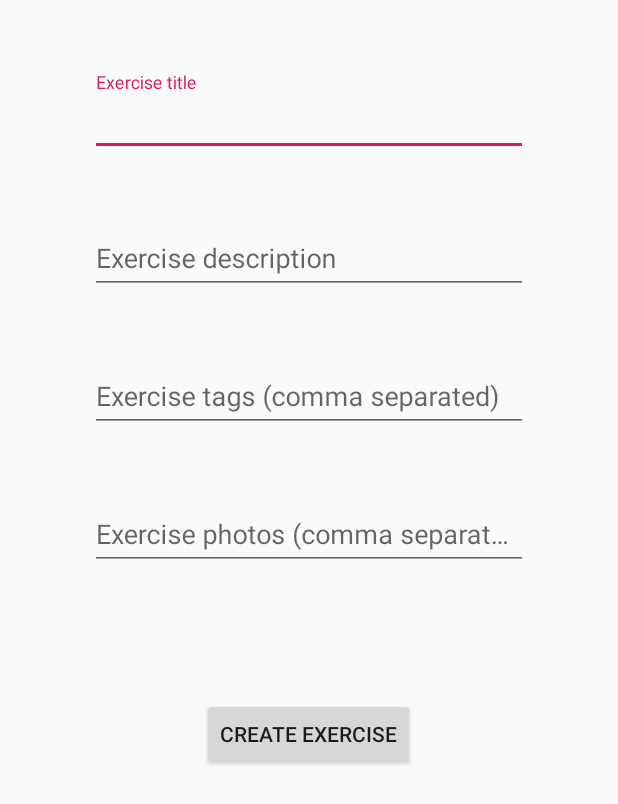
After one commit to JMdelosReyes/WorkoutAgent, an Android app: the fragment CreateExerciseFragment shown on its own in the app's theme, on a phone screen of 412 x 824 dp. The commit adds this screen. Shown: the top 804 px of the screen. Run offline under Robolectric (Android 15) with nearby library versions, the phone set to English and light mode, and no system bars; our stand-ins replace Firebase (no records; nobody signed in at launch, a user with empty details on screens opened directly), data binding; 1 statement that could not run was skipped.

Commit message:
[feat] First version of create exercise

```diff
--- a/app/src/main/java/com/tfg/workoutagent/TrainerActivity.kt
+++ b/app/src/main/java/com/tfg/workoutagent/TrainerActivity.kt
@@ -53,6 +53,11 @@ class TrainerActivity : BaseActivity(), AppBarConfiguration.OnNavigateUpListener
                     supportActionBar?.setDisplayHomeAsUpEnabled(true)
                     supportActionBar?.setDisplayShowHomeEnabled(true)
                 }
+                R.id.createExerciseFragment -> {
+                    supportActionBar?.title = "Create exercise"
+                    supportActionBar?.setDisplayHomeAsUpEnabled(true)
+                    supportActionBar?.setDisplayShowHomeEnabled(true)
+                }
             }
         }
     }
--- a/app/src/main/java/com/tfg/workoutagent/data/repositoriesImpl/ExerciseRepositoryImpl.kt
+++ b/app/src/main/java/com/tfg/workoutagent/data/repositoriesImpl/ExerciseRepositoryImpl.kt
@@ -1,5 +1,6 @@
 package com.tfg.workoutagent.data.repositoriesImpl
 
+import android.util.Log
 import com.google.firebase.firestore.FirebaseFirestore
 import com.google.firebase.firestore.QueryDocumentSnapshot
 import com.tfg.workoutagent.data.repositories.ExerciseRepository
@@ -31,7 +32,14 @@ class ExerciseRepositoryImpl : ExerciseRepository {
     }
 
     override suspend fun createExercise(exercise: Exercise): Resource<Boolean> {
-        TODO("Not yet implemented")
+        val data = hashMapOf(
+            "title" to exercise.title,
+            "description" to exercise.description,
+            "photos" to exercise.photos,
+            "tags" to exercise.tags
+        )
+        FirebaseFirestore.getInstance().collection("exercises").add(data).await()
+        return Resource.Success(true)
     }
 
     override suspend fun editExercise(exercise: Exercise): Resource<Boolean> {
--- /dev/null
+++ b/app/src/main/java/com/tfg/workoutagent/presentation/ui/exercises/trainer/fragments/CreateExerciseFragment.kt
@@ -0,0 +1,70 @@
+package com.tfg.workoutagent.presentation.ui.exercises.trainer.fragments
+
+import android.os.Bundle
+import android.view.LayoutInflater
+import android.view.View
+import android.view.ViewGroup
+import android.widget.Toast
+import androidx.databinding.DataBindingUtil
+import androidx.fragment.app.Fragment
+import androidx.lifecycle.Observer
+import androidx.lifecycle.ViewModelProvider
+import androidx.navigation.fragment.findNavController
+import com.tfg.workoutagent.R
+import com.tfg.workoutagent.data.repositoriesImpl.ExerciseRepositoryImpl
+import com.tfg.workoutagent.databinding.FragmentCreateExerciseBinding
+import com.tfg.workoutagent.domain.exerciseUseCases.ManageExerciseUseCaseImpl
+import com.tfg.workoutagent.presentation.ui.exercises.trainer.viewmodels.CreateExerciseViewModel
+import com.tfg.workoutagent.presentation.ui.exercises.trainer.viewmodels.CreateExerciseViewModelFactory
+
+/**
+ * A simple [Fragment] subclass.
+ */
+class CreateExerciseFragment : Fragment() {
+
+    private val viewModel by lazy {
+        ViewModelProvider(
+            this, CreateExerciseViewModelFactory(
+                ManageExerciseUseCaseImpl(ExerciseRepositoryImpl())
+            )
+        ).get(CreateExerciseViewModel::class.java)
+    }
+
+    override fun onCreateView(
+        inflater: LayoutInflater, container: ViewGroup?,
+        savedInstanceState: Bundle?
+    ): View? {
+
+        val binding: FragmentCreateExerciseBinding = DataBindingUtil.inflate(
+            inflater,
+            R.layout.fragment_create_exercise,
+            container,
+            false
+        )
+
+        binding.viewModel = viewModel
+        binding.lifecycleOwner = this
+
+        return binding.root
+    }
+
+    override fun onViewCreated(view: View, savedInstanceState: Bundle?) {
+        super.onViewCreated(view, savedInstanceState)
+        observeData()
+    }
+
+    private fun observeData() {
+        viewModel.exerciseCreated.observe(viewLifecycleOwner, Observer {
+            it?.let {
+                when (it) {
+                    true -> {
+                        Toast.makeText(context, "Exercise created", Toast.LENGTH_SHORT).show()
+                        findNavController().navigate(CreateExerciseFragmentDirections.actionCreateExerciseFragmentToNavigationExercisesTrainer())
+                    }
+                    false -> Toast.makeText(context, "Something went wrong", Toast.LENGTH_SHORT)
+                        .show()
+                }
+            }
+        })
+    }
+}
--- a/app/src/main/java/com/tfg/workoutagent/presentation/ui/exercises/trainer/fragments/ExerciseTrainerFragment.kt
+++ b/app/src/main/java/com/tfg/workoutagent/presentation/ui/exercises/trainer/fragments/ExerciseTrainerFragment.kt
@@ -8,6 +8,7 @@ import android.view.ViewGroup
 import android.widget.Toast
 import androidx.lifecycle.Observer
 import androidx.lifecycle.ViewModelProvider
+import androidx.navigation.fragment.findNavController
 import androidx.recyclerview.widget.LinearLayoutManager
 
 import com.tfg.workoutagent.R
@@ -40,11 +41,12 @@ class ExerciseTrainerFragment : Fragment() {
 
     override fun onViewCreated(view: View, savedInstanceState: Bundle?) {
         super.onViewCreated(view, savedInstanceState)
+
+        setupButtons()
+
         adapter = ExerciseListAdapter(this.context!!)
-
         recyclerView.layoutManager = LinearLayoutManager(this.context!!)
         recyclerView.adapter = adapter
-
         observeData()
     }
 
@@ -55,8 +57,6 @@ class ExerciseTrainerFragment : Fragment() {
             when (result) {
                 is Resource.Loading -> {
                     shimmer_view_container.startShimmer()
-
-
                 }
                 is Resource.Success -> {
                     shimmer_view_container.visibility = View.GONE
@@ -74,8 +74,14 @@ class ExerciseTrainerFragment : Fragment() {
                     ).show()
                 }
             }
-
         })
     }
 
+    private fun setupButtons() {
+        fab_button.setOnClickListener {
+            findNavController().navigate(
+                ExerciseTrainerFragmentDirections.actionNavigationExercisesTrainerToCreateExerciseFragment()
+            )
+        }
+    }
 }
--- /dev/null
+++ b/app/src/main/java/com/tfg/workoutagent/presentation/ui/exercises/trainer/viewmodels/CreateExerciseViewModel.kt
@@ -0,0 +1,52 @@
+package com.tfg.workoutagent.presentation.ui.exercises.trainer.viewmodels
+
+import androidx.lifecycle.LiveData
+import androidx.lifecycle.MutableLiveData
+import androidx.lifecycle.ViewModel
+import androidx.lifecycle.viewModelScope
+import com.tfg.workoutagent.domain.exerciseUseCases.ManageExerciseUseCase
+import com.tfg.workoutagent.models.Exercise
+import kotlinx.coroutines.launch
+import java.lang.Exception
+
+class CreateExerciseViewModel(private val manageExerciseUseCase: ManageExerciseUseCase) :
+    ViewModel() {
+
+    var title: String = ""
+    var description: String = ""
+    var tags: String = ""
+    var photos: String = ""
+
+    private val _exerciseCreated = MutableLiveData<Boolean?>(null)
+    val exerciseCreated: LiveData<Boolean?>
+        get() = _exerciseCreated
+
+    fun onSubmit() {
+        if (checkData()) {
+            createExercise()
+        }
+    }
+
+    private fun createExercise() {
+        viewModelScope.launch {
+            try {
+                manageExerciseUseCase.createExercise(
+                    Exercise(
+                        title = title,
+                        description = description,
+                        tags = tags.split(",") as MutableList<String>,
+                        photos = photos.split(",") as MutableList<String>
+                    )
+                )
+                _exerciseCreated.value = true
+            } catch (e: Exception) {
+                _exerciseCreated.value = false
+            }
+            _exerciseCreated.value = null
+        }
+    }
+
+    private fun checkData(): Boolean {
+        return true
+    }
+}
--- /dev/null
+++ b/app/src/main/java/com/tfg/workoutagent/presentation/ui/exercises/trainer/viewmodels/CreateExerciseViewModelFactory.kt
@@ -0,0 +1,13 @@
+package com.tfg.workoutagent.presentation.ui.exercises.trainer.viewmodels
+
+import androidx.lifecycle.ViewModel
+import androidx.lifecycle.ViewModelProvider
+import com.tfg.workoutagent.domain.exerciseUseCases.ManageExerciseUseCase
+
+class CreateExerciseViewModelFactory(private val manageExerciseUseCase: ManageExerciseUseCase) :
+    ViewModelProvider.Factory {
+    override fun <T : ViewModel?> create(modelClass: Class<T>): T {
+        return modelClass.getConstructor(ManageExerciseUseCase::class.java)
+            .newInstance(manageExerciseUseCase)
+    }
+}
--- a/app/src/main/java/com/tfg/workoutagent/presentation/ui/exercises/trainer/viewmodels/ListExerciselViewModelFactory.kt
+++ b/app/src/main/java/com/tfg/workoutagent/presentation/ui/exercises/trainer/viewmodels/ListExerciselViewModelFactory.kt
@@ -8,5 +8,4 @@ class ListExerciselViewModelFactory(private val listExerciseUseCase: ListExercis
     override fun <T : ViewModel?> create(modelClass: Class<T>): T {
         return modelClass.getConstructor(ListExercisesUseCase::class.java).newInstance(listExerciseUseCase)
     }
-
 }
--- /dev/null
+++ b/app/src/main/res/layout/fragment_create_exercise.xml
@@ -0,0 +1,109 @@
+<?xml version="1.0" encoding="utf-8"?>
+<layout xmlns:android="http://schemas.android.com/apk/res/android"
+    xmlns:app="http://schemas.android.com/apk/res-auto"
+    xmlns:tools="http://schemas.android.com/tools">
+
+    <data>
+
+        <variable
+            name="viewModel"
+            type="com.tfg.workoutagent.presentation.ui.exercises.trainer.viewmodels.CreateExerciseViewModel" />
+
+    </data>
+
+    <androidx.constraintlayout.widget.ConstraintLayout
+        android:layout_width="match_parent"
+        android:layout_height="match_parent"
+        tools:context=".presentation.ui.exercises.trainer.fragments.DisplayExerciseFragment">
+
+        <com.google.android.material.textfield.TextInputLayout
+            android:id="@+id/exercise_title_input"
+            android:layout_width="0dp"
+            android:layout_height="wrap_content"
+            android:layout_marginStart="60dp"
+            android:layout_marginTop="48dp"
+            android:layout_marginEnd="60dp"
+            app:layout_constraintEnd_toEndOf="parent"
+            app:layout_constraintHorizontal_bias="0.0"
+            app:layout_constraintStart_toStartOf="parent"
+            app:layout_constraintTop_toTopOf="parent">
+
+            <com.google.android.material.textfield.TextInputEditText
+                android:layout_width="match_parent"
+                android:layout_height="wrap_content"
+                android:hint="@string/form_exercise_title_hint"
+                android:text="@={viewModel.title}" />
+
+        </com.google.android.material.textfield.TextInputLayout>
+
+        <com.google.android.material.textfield.TextInputLayout
+            android:id="@+id/exercise_description_input"
+            android:layout_width="0dp"
+            android:layout_height="wrap_content"
+            android:layout_marginStart="60dp"
+            android:layout_marginTop="36dp"
+            android:layout_marginEnd="60dp"
+            app:layout_constraintEnd_toEndOf="parent"
+            app:layout_constraintHorizontal_bias="0.0"
+            app:layout_constraintStart_toStartOf="parent"
+            app:layout_constraintTop_toBottomOf="@+id/exercise_title_input">
+
+            <com.google.android.material.textfield.TextInputEditText
+                android:layout_width="match_parent"
+                android:layout_height="wrap_content"
+                android:hint="@string/form_exercise_description_hint"
+                android:text="@={viewModel.description}" />
+        </com.google.android.material.textfield.TextInputLayout>
+
+        <com.google.android.material.textfield.TextInputLayout
+            android:id="@+id/exercise_tags_input"
+            android:layout_width="0dp"
+            android:layout_height="wrap_content"
+            android:layout_marginStart="60dp"
+            android:layout_marginTop="36dp"
+            android:layout_marginEnd="60dp"
+            app:layout_constraintEnd_toEndOf="parent"
+            app:layout_constraintStart_toStartOf="parent"
+            app:layout_constraintTop_toBottomOf="@+id/exercise_description_input">
+
+            <com.google.android.material.textfield.TextInputEditText
+                android:layout_width="match_parent"
+                android:layout_height="wrap_content"
+                android:hint="@string/form_exercise_tags_hint"
+                android:text="@={viewModel.tags}" />
+        </com.google.android.material.textfield.TextInputLayout>
+
+        <com.google.android.material.textfield.TextInputLayout
+            android:id="@+id/exercise_photos_input"
+            android:layout_width="0dp"
+            android:layout_height="wrap_content"
+            android:layout_marginStart="60dp"
+            android:layout_marginTop="36dp"
+            android:layout_marginEnd="60dp"
+            app:layout_constraintEnd_toEndOf="parent"
+            app:layout_constraintStart_toStartOf="parent"
+            app:layout_constraintTop_toBottomOf="@+id/exercise_tags_input">
+
+            <com.google.android.material.textfield.TextInputEditText
+                android:layout_width="match_parent"
+                android:layout_height="wrap_content"
+                android:hint="@string/form_exercise_photos_hint"
+                android:text="@={viewModel.photos}" />
+        </com.google.android.material.textfield.TextInputLayout>
+
+        <Button
+            android:id="@+id/create_exercise_button"
+            android:layout_width="wrap_content"
+            android:layout_height="wrap_content"
+            android:layout_marginTop="48dp"
+            android:onClick="@{() -> viewModel.onSubmit()}"
+            android:text="@string/form_exercise_create_button"
+            app:layout_constraintBottom_toBottomOf="parent"
+            app:layout_constraintEnd_toEndOf="parent"
+            app:layout_constraintHorizontal_bias="0.498"
+            app:layout_constraintStart_toStartOf="parent"
+            app:layout_constraintTop_toBottomOf="@+id/exercise_photos_input"
+            app:layout_constraintVertical_bias="0.107" />
+    </androidx.constraintlayout.widget.ConstraintLayout>
+
+</layout>
--- a/app/src/main/res/navigation/trainer_navigation.xml
+++ b/app/src/main/res/navigation/trainer_navigation.xml
@@ -29,6 +29,13 @@
             app:exitAnim="@anim/slide_out_left"
             app:popEnterAnim="@anim/slide_in_left"
             app:popExitAnim="@anim/slide_out_right" />
+        <action
+            android:id="@+id/action_navigation_exercises_trainer_to_createExerciseFragment"
+            app:destination="@id/createExerciseFragment"
+            app:enterAnim="@anim/slide_in_right"
+            app:exitAnim="@anim/slide_out_left"
+            app:popEnterAnim="@anim/slide_in_left"
+            app:popExitAnim="@anim/slide_out_right" />
     </fragment>
 
     <fragment
@@ -54,5 +61,14 @@
             android:name="exercise_title"
             app:argType="string" />
     </fragment>
+    <fragment
+        android:id="@+id/createExerciseFragment"
+        android:name="com.tfg.workoutagent.presentation.ui.exercises.trainer.fragments.CreateExerciseFragment"
+        android:label="fragment_create_exercise"
+        tools:layout="@layout/fragment_create_exercise" >
+        <action
+            android:id="@+id/action_createExerciseFragment_to_navigation_exercises_trainer"
+            app:destination="@id/navigation_exercises_trainer" />
+    </fragment>
 
 </navigation>
--- a/app/src/main/res/values/strings.xml
+++ b/app/src/main/res/values/strings.xml
@@ -107,4 +107,9 @@
     <string name="my_profile">My profile</string>
     <string name="my_users">My users</string>
     <string name="my_routines_trainer">My routines</string>
+    <string name="form_exercise_title_hint">Exercise title</string>
+    <string name="form_exercise_description_hint">Exercise description</string>
+    <string name="form_exercise_tags_hint">Exercise tags (comma separated)</string>
+    <string name="form_exercise_photos_hint">Exercise photos (comma separated)</string>
+    <string name="form_exercise_create_button">Create exercise</string>
 </resources>
```
Also changed, not shown: app/src/main/java/com/tfg/workoutagent/models/Exercise.kt (+5 -4 lines).
